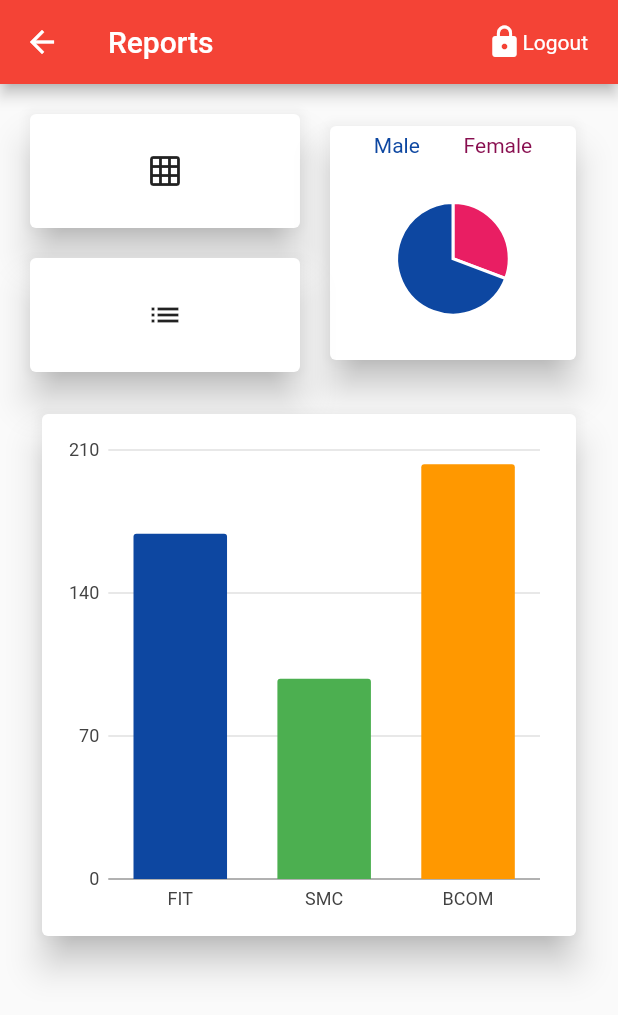
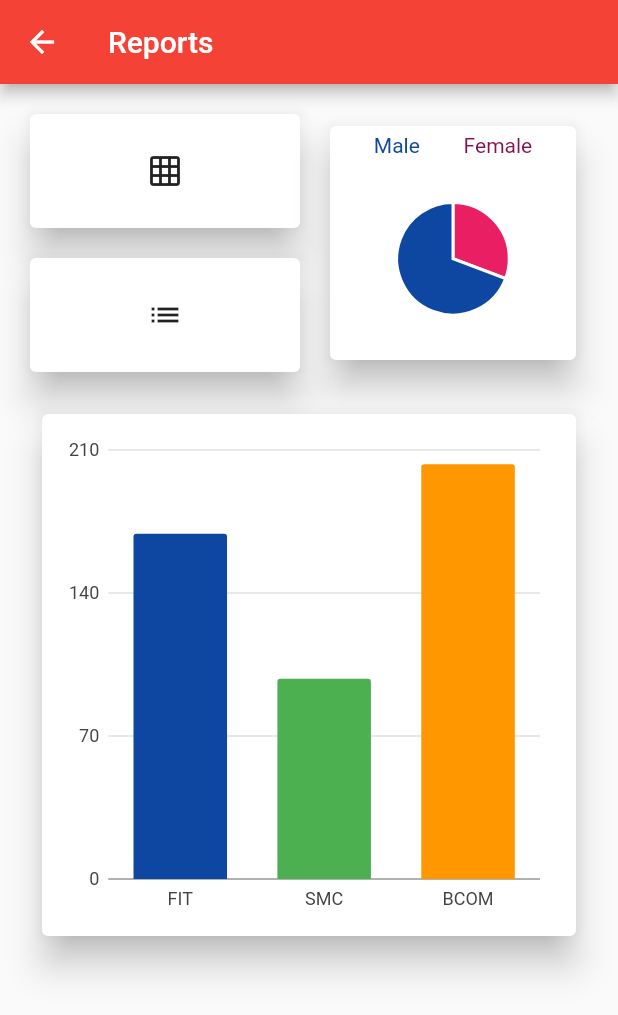
Before and after one commit to DavidMilai/Laptop_Deployment, a Flutter app: the ReportsScreen screen opened directly, on a phone screen of 412 x 824 dp. Shown: the top 1015 px of the screen. Run offline on Flutter 3.47's test engine with Material 2 defaults, Android fonts, the phone set to English and light mode, and no system bars; our stand-ins replace charts_flutter, cloud_firestore, firebase_auth, flutter_spinkit, modal_progress_hud; accounts and stored records are empty.

Commit message:
Logout button bug

```diff
--- a/lib/screens/home_screen.dart
+++ b/lib/screens/home_screen.dart
@@ -41,6 +41,7 @@ class _HomeScreenState extends State<HomeScreen> {
       appBar: AppBar(
         backgroundColor: Colors.red,
         title: Text('Home'),
+        leading: Container(),
         actions: <Widget>[
           GestureDetector(
             onTap: () {
--- a/lib/screens/login_screen.dart
+++ b/lib/screens/login_screen.dart
@@ -79,6 +79,9 @@ class _LoginState extends State<Login> {
                                 context,
                                 MaterialPageRoute(
                                     builder: (context) => HomeScreen()));
+                            setState(() {
+                              isLoading = false;
+                            });
                           }
                         } catch (e) {
                           setState(() {
--- a/lib/screens/report_screen.dart
+++ b/lib/screens/report_screen.dart
@@ -44,20 +44,6 @@ class ReportsScreen extends StatelessWidget {
       appBar: AppBar(
         backgroundColor: Colors.red,
         title: Text('Reports'),
-        actions: <Widget>[
-          GestureDetector(
-            onTap: () {
-              _auth.signOut();
-              Navigator.pop(context);
-            },
-            child: Padding(
-              padding: EdgeInsets.only(right: 20),
-              child: Row(
-                children: <Widget>[Icon(Icons.lock), Text('Logout')],
-              ),
-            ),
-          ),
-        ],
       ),
       body: Padding(
         padding: const EdgeInsets.all(8.0),
```
